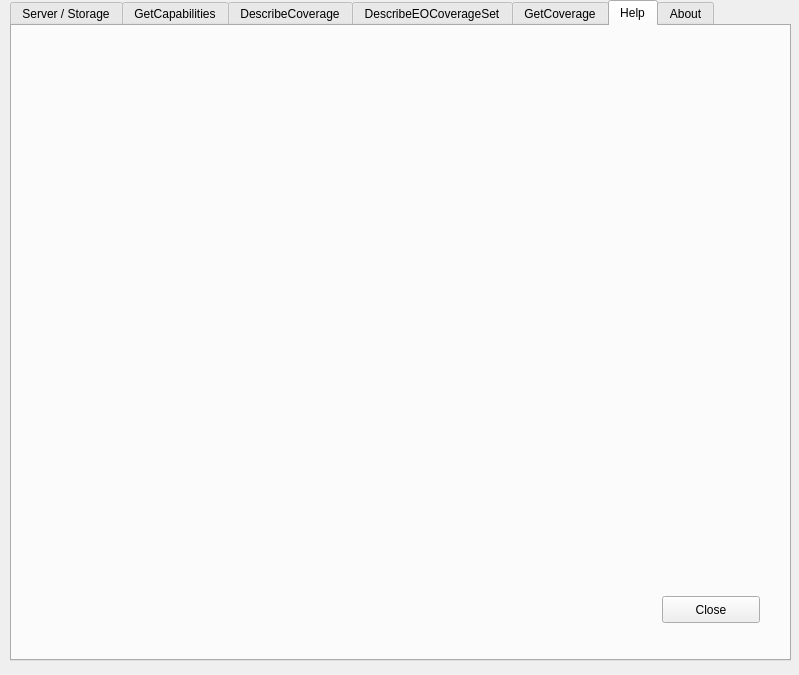
Old version of the form ui_qgswcsclient2.ui in the repository EOX-A/QgsWcsClient2.
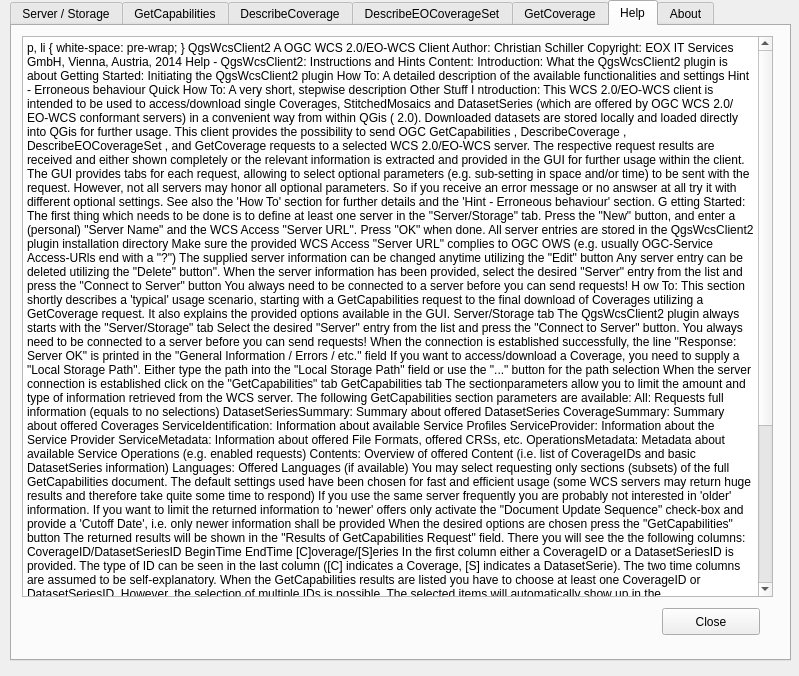
New version of the form. The open tabs and pages were chosen to show the change.

```diff
--- a/ui_qgswcsclient2.ui
+++ b/ui_qgswcsclient2.ui
@@ -7,7 +7,7 @@
     <x>0</x>
     <y>0</y>
     <width>799</width>
-    <height>675</height>
+    <height>676</height>
    </rect>
   </property>
   <property name="windowTitle">
@@ -2118,7 +2118,7 @@
      <property name="geometry">
       <rect>
        <x>650</x>
-       <y>570</y>
+       <y>582</y>
        <width>98</width>
        <height>27</height>
       </rect>
@@ -2127,6 +2127,141 @@
       <string>Close</string>
      </property>
     </widget>
+    <widget class="QTextEdit" name="textEdit">
+     <property name="geometry">
+      <rect>
+       <x>10</x>
+       <y>10</y>
+       <width>751</width>
+       <height>561</height>
+      </rect>
+     </property>
+     <property name="html">
+      <string>&lt;!DOCTYPE HTML PUBLIC &quot;-//W3C//DTD HTML 4.0//EN&quot; &quot;http://www.w3.org/TR/REC-html40/strict.dtd&quot;&gt;
+&lt;html&gt;&lt;head&gt;&lt;meta name=&quot;qrichtext&quot; content=&quot;1&quot; /&gt;&lt;style type=&quot;text/css&quot;&gt;
+p, li { white-space: pre-wrap; }
+&lt;/style&gt;&lt;/head&gt;&lt;body style=&quot; font-family:'Ubuntu'; font-size:11pt; font-weight:400; font-style:normal;&quot;&gt;
+&lt;p style=&quot;-qt-paragraph-type:empty; margin-top:0px; margin-bottom:0px; margin-left:0px; margin-right:0px; -qt-block-indent:0; text-indent:0px;&quot;&gt;&lt;br /&gt;&lt;/p&gt;
+&lt;p style=&quot; margin-top:18px; margin-bottom:12px; margin-left:0px; margin-right:0px; -qt-block-indent:0; text-indent:0px;&quot;&gt;&lt;span style=&quot; font-size:xx-large; font-weight:600;&quot;&gt;QgsWcsClient2&lt;/span&gt;&lt;/p&gt;
+&lt;p style=&quot; margin-top:16px; margin-bottom:12px; margin-left:0px; margin-right:0px; -qt-block-indent:0; text-indent:0px;&quot;&gt;&lt;span style=&quot; font-size:x-large; font-weight:600;&quot;&gt;A OGC WCS 2.0/EO-WCS Client&lt;/span&gt;&lt;/p&gt;
+&lt;p style=&quot; margin-top:12px; margin-bottom:12px; margin-left:0px; margin-right:0px; -qt-block-indent:0; text-indent:0px;&quot;&gt;&lt;span style=&quot; font-size:medium; font-weight:600;&quot;&gt;Author:  Christian Schiller &lt;/span&gt;&lt;/p&gt;
+&lt;p style=&quot; margin-top:12px; margin-bottom:12px; margin-left:0px; margin-right:0px; -qt-block-indent:0; text-indent:0px;&quot;&gt;&lt;span style=&quot; font-size:medium; font-weight:600;&quot;&gt;Copyright:  EOX IT Services GmbH, Vienna, Austria, 2014&lt;/span&gt;&lt;/p&gt;
+&lt;hr width=&quot;100%&quot;/&gt;
+&lt;p style=&quot; margin-top:16px; margin-bottom:12px; margin-left:0px; margin-right:0px; -qt-block-indent:0; text-indent:0px;&quot;&gt;&lt;span style=&quot; font-size:x-large; font-weight:600;&quot;&gt;Help - QgsWcsClient2: Instructions and Hints&lt;/span&gt;&lt;/p&gt;
+&lt;p style=&quot; margin-top:14px; margin-bottom:12px; margin-left:0px; margin-right:0px; -qt-block-indent:0; text-indent:0px;&quot;&gt;&lt;span style=&quot; font-size:large; font-weight:600;&quot;&gt;Content:&lt;/span&gt;&lt;/p&gt;
+&lt;ul style=&quot;margin-top: 0px; margin-bottom: 0px; margin-left: 0px; margin-right: 0px; -qt-list-indent: 1;&quot;&gt;&lt;li style=&quot; margin-top:12px; margin-bottom:0px; margin-left:0px; margin-right:0px; -qt-block-indent:0; text-indent:0px;&quot;&gt;&lt;a href=&quot;#Introduction&quot;&gt;&lt;span style=&quot; text-decoration: underline; color:#0000ff;&quot;&gt;Introduction:&lt;/span&gt;&lt;/a&gt;   What the QgsWcsClient2 plugin is about	&lt;/li&gt;
+&lt;li style=&quot; margin-top:0px; margin-bottom:0px; margin-left:0px; margin-right:0px; -qt-block-indent:0; text-indent:0px;&quot;&gt;&lt;a href=&quot;#Getting Started&quot;&gt;&lt;span style=&quot; text-decoration: underline; color:#0000ff;&quot;&gt;Getting Started:&lt;/span&gt;&lt;/a&gt;   Initiating the QgsWcsClient2 plugin	&lt;/li&gt;
+&lt;li style=&quot; margin-top:0px; margin-bottom:0px; margin-left:0px; margin-right:0px; -qt-block-indent:0; text-indent:0px;&quot;&gt;&lt;a href=&quot;#How To&quot;&gt;&lt;span style=&quot; text-decoration: underline; color:#0000ff;&quot;&gt;How To:&lt;/span&gt;&lt;/a&gt;   A detailed description of the available functionalities and settings	&lt;/li&gt;
+&lt;li style=&quot; margin-top:0px; margin-bottom:0px; margin-left:0px; margin-right:0px; -qt-block-indent:0; text-indent:0px;&quot;&gt;&lt;a href=&quot;#Hint&quot;&gt;&lt;span style=&quot; text-decoration: underline; color:#0000ff;&quot;&gt;Hint - Erroneous behaviour&lt;/span&gt;&lt;/a&gt;	&lt;/li&gt;
+&lt;li style=&quot; margin-top:0px; margin-bottom:0px; margin-left:0px; margin-right:0px; -qt-block-indent:0; text-indent:0px;&quot;&gt;&lt;a href=&quot;#Quick How To&quot;&gt;&lt;span style=&quot; text-decoration: underline; color:#0000ff;&quot;&gt;Quick How To:&lt;/span&gt;&lt;/a&gt;   A very short, stepwise description	&lt;/li&gt;
+&lt;li style=&quot; margin-top:0px; margin-bottom:12px; margin-left:0px; margin-right:0px; -qt-block-indent:0; text-indent:0px;&quot;&gt;&lt;a href=&quot;#Other Stuff&quot;&gt;&lt;span style=&quot; text-decoration: underline; color:#0000ff;&quot;&gt;Other Stuff&lt;/span&gt;&lt;/a&gt;&lt;/li&gt;&lt;/ul&gt;
+&lt;p style=&quot; margin-top:0px; margin-bottom:0px; margin-left:0px; margin-right:0px; -qt-block-indent:0; text-indent:0px;&quot;&gt;&lt;a name=&quot;Introduction&quot;&gt;&lt;/a&gt;&lt;span style=&quot; font-size:large; font-weight:600;&quot;&gt;I&lt;/span&gt;&lt;span style=&quot; font-size:large; font-weight:600;&quot;&gt;ntroduction:&lt;/span&gt;&lt;/p&gt;
+&lt;p style=&quot; margin-top:12px; margin-bottom:12px; margin-left:0px; margin-right:0px; -qt-block-indent:0; text-indent:0px;&quot;&gt;This WCS 2.0/EO-WCS client is intended to be used to access/download single Coverages, StitchedMosaics and DatasetSeries (which are offered by OGC WCS 2.0/EO-WCS conformant servers) in a convenient way from within QGis (&amp;gt;2.0). Downloaded datasets are stored locally and loaded directly into QGis for further usage.&lt;br /&gt;This client provides the possibility to send OGC &lt;span style=&quot; font-style:italic;&quot;&gt;GetCapabilities&lt;/span&gt;, &lt;span style=&quot; font-style:italic;&quot;&gt;DescribeCoverage&lt;/span&gt;, &lt;span style=&quot; font-style:italic;&quot;&gt;DescribeEOCoverageSet&lt;/span&gt;, and &lt;span style=&quot; font-style:italic;&quot;&gt;GetCoverage&lt;/span&gt; requests to a selected WCS 2.0/EO-WCS server. The respective request results are received and either shown completely or the relevant information is extracted and provided in the GUI for further usage within the client.&lt;br /&gt;The GUI provides tabs for each request, allowing to select optional parameters (e.g. sub-setting in space and/or time) to be sent with the request. However, not all servers may honor all optional parameters. So if you receive an error message or no answser at all try it with different optional settings. See also the 'How To' section for further details and the 'Hint - Erroneous behaviour' section.&lt;/p&gt;
+&lt;p style=&quot; margin-top:0px; margin-bottom:0px; margin-left:0px; margin-right:0px; -qt-block-indent:0; text-indent:0px;&quot;&gt;&lt;a name=&quot;Getting Started&quot;&gt;&lt;/a&gt;&lt;span style=&quot; font-size:large; font-weight:600;&quot;&gt;G&lt;/span&gt;&lt;span style=&quot; font-size:large; font-weight:600;&quot;&gt;etting Started:&lt;/span&gt;&lt;/p&gt;
+&lt;ul style=&quot;margin-top: 0px; margin-bottom: 0px; margin-left: 0px; margin-right: 0px; -qt-list-indent: 1;&quot;&gt;&lt;li style=&quot; margin-top:12px; margin-bottom:0px; margin-left:0px; margin-right:0px; -qt-block-indent:0; text-indent:0px;&quot;&gt;The first thing which needs to be done is to define at least one server in the &amp;quot;Server/Storage&amp;quot; tab. Press the &amp;quot;New&amp;quot; button, and enter a (personal) &amp;quot;Server Name&amp;quot; and the WCS Access &amp;quot;Server URL&amp;quot;. Press &amp;quot;OK&amp;quot; when done. All server entries are stored in the QgsWcsClient2 plugin installation directory	&lt;/li&gt;
+&lt;li style=&quot; margin-top:0px; margin-bottom:0px; margin-left:0px; margin-right:0px; -qt-block-indent:0; text-indent:0px;&quot;&gt;Make sure the provided WCS Access &amp;quot;Server URL&amp;quot; complies to OGC OWS (e.g. usually OGC-Service Access-URls end with a &amp;quot;?&amp;quot;)	&lt;/li&gt;
+&lt;li style=&quot; margin-top:0px; margin-bottom:0px; margin-left:0px; margin-right:0px; -qt-block-indent:0; text-indent:0px;&quot;&gt;The supplied server information can be changed anytime utilizing the &amp;quot;Edit&amp;quot; button	&lt;/li&gt;
+&lt;li style=&quot; margin-top:0px; margin-bottom:0px; margin-left:0px; margin-right:0px; -qt-block-indent:0; text-indent:0px;&quot;&gt;Any server entry can be deleted utilizing the &amp;quot;Delete&amp;quot; button&amp;quot;. 	&lt;/li&gt;
+&lt;li style=&quot; margin-top:0px; margin-bottom:0px; margin-left:0px; margin-right:0px; -qt-block-indent:0; text-indent:0px;&quot;&gt;When the server information has been provided, select the desired &amp;quot;Server&amp;quot; entry from the list and press the &amp;quot;Connect to Server&amp;quot; button	&lt;/li&gt;
+&lt;li style=&quot; margin-top:0px; margin-bottom:12px; margin-left:0px; margin-right:0px; -qt-block-indent:0; text-indent:0px;&quot;&gt;You always need to be connected to a server before you can send requests!&lt;/li&gt;&lt;/ul&gt;
+&lt;p style=&quot; margin-top:0px; margin-bottom:0px; margin-left:0px; margin-right:0px; -qt-block-indent:0; text-indent:0px;&quot;&gt;&lt;a name=&quot;How To&quot;&gt;&lt;/a&gt;&lt;span style=&quot; font-size:large; font-weight:600;&quot;&gt;H&lt;/span&gt;&lt;span style=&quot; font-size:large; font-weight:600;&quot;&gt;ow To:&lt;/span&gt;&lt;/p&gt;
+&lt;p style=&quot; margin-top:12px; margin-bottom:12px; margin-left:0px; margin-right:0px; -qt-block-indent:0; text-indent:0px;&quot;&gt;This section shortly describes a 'typical' usage scenario, starting with a &lt;span style=&quot; font-style:italic;&quot;&gt;GetCapabilities&lt;/span&gt; request to the final download of Coverages utilizing a &lt;span style=&quot; font-style:italic;&quot;&gt;GetCoverage&lt;/span&gt; request.&lt;br /&gt;It also explains the provided options available in the GUI.&lt;/p&gt;
+&lt;p style=&quot; margin-top:12px; margin-bottom:12px; margin-left:0px; margin-right:0px; -qt-block-indent:0; text-indent:0px;&quot;&gt;&lt;span style=&quot; font-size:medium; font-weight:600;&quot;&gt;Server/Storage tab&lt;/span&gt;&lt;/p&gt;
+&lt;ul style=&quot;margin-top: 0px; margin-bottom: 0px; margin-left: 0px; margin-right: 0px; -qt-list-indent: 1;&quot;&gt;&lt;li style=&quot; margin-top:12px; margin-bottom:0px; margin-left:0px; margin-right:0px; -qt-block-indent:0; text-indent:0px;&quot;&gt;The QgsWcsClient2 plugin always starts with the &amp;quot;Server/Storage&amp;quot; tab	&lt;/li&gt;
+&lt;li style=&quot; margin-top:0px; margin-bottom:0px; margin-left:0px; margin-right:0px; -qt-block-indent:0; text-indent:0px;&quot;&gt;Select the desired &amp;quot;Server&amp;quot; entry from the list and press the &amp;quot;Connect to Server&amp;quot; button. You always need to be connected to a server before you can send requests!	&lt;/li&gt;
+&lt;li style=&quot; margin-top:0px; margin-bottom:0px; margin-left:0px; margin-right:0px; -qt-block-indent:0; text-indent:0px;&quot;&gt;When the connection is established successfully, the line &lt;span style=&quot; font-family:'Courier New,courier'; font-size:large;&quot;&gt;&amp;quot;Response:  Server OK&amp;quot;&lt;/span&gt; is printed in the &amp;quot;General Information / Errors / etc.&amp;quot; field	&lt;/li&gt;
+&lt;li style=&quot; margin-top:0px; margin-bottom:0px; margin-left:0px; margin-right:0px; -qt-block-indent:0; text-indent:0px;&quot;&gt;If you want to access/download a Coverage, you need to supply a &amp;quot;Local Storage Path&amp;quot;. Either type the path into the &amp;quot;Local Storage Path&amp;quot; field or use the &amp;quot;...&amp;quot; button for the path selection	&lt;/li&gt;
+&lt;li style=&quot; margin-top:0px; margin-bottom:12px; margin-left:0px; margin-right:0px; -qt-block-indent:0; text-indent:0px;&quot;&gt;When the server connection is established click on the &amp;quot;GetCapabilities&amp;quot; tab&lt;/li&gt;&lt;/ul&gt;
+&lt;p style=&quot; margin-top:12px; margin-bottom:12px; margin-left:0px; margin-right:0px; -qt-block-indent:0; text-indent:0px;&quot;&gt;&lt;span style=&quot; font-size:medium; font-weight:600;&quot;&gt;GetCapabilities tab&lt;/span&gt;&lt;/p&gt;
+&lt;ul style=&quot;margin-top: 0px; margin-bottom: 0px; margin-left: 0px; margin-right: 0px; -qt-list-indent: 1;&quot;&gt;&lt;li style=&quot; margin-top:12px; margin-bottom:0px; margin-left:0px; margin-right:0px; -qt-block-indent:0; text-indent:0px;&quot;&gt;The sectionparameters allow you to limit the amount and type of information retrieved from the WCS server. The following &lt;span style=&quot; font-style:italic;&quot;&gt;GetCapabilities&lt;/span&gt; section parameters are available:&lt;/li&gt;
+&lt;p style=&quot; margin-top:0px; margin-bottom:0px; margin-left:0px; margin-right:0px; -qt-block-indent:1; text-indent:0px;&quot;&gt;&lt;br /&gt;		&lt;/p&gt;
+&lt;ul type=&quot;circle&quot; style=&quot;margin-top: 0px; margin-bottom: 0px; margin-left: 0px; margin-right: 0px; -qt-list-indent: 2;&quot;&gt;&lt;li style=&quot; margin-top:0px; margin-bottom:0px; margin-left:0px; margin-right:0px; -qt-block-indent:0; text-indent:0px;&quot;&gt;All:   Requests full information (equals to no selections)			&lt;/li&gt;
+&lt;li style=&quot; margin-top:0px; margin-bottom:0px; margin-left:0px; margin-right:0px; -qt-block-indent:0; text-indent:0px;&quot;&gt;DatasetSeriesSummary:   Summary about offered DatasetSeries			&lt;/li&gt;
+&lt;li style=&quot; margin-top:0px; margin-bottom:0px; margin-left:0px; margin-right:0px; -qt-block-indent:0; text-indent:0px;&quot;&gt;CoverageSummary:   Summary about offered Coverages			&lt;/li&gt;
+&lt;li style=&quot; margin-top:0px; margin-bottom:0px; margin-left:0px; margin-right:0px; -qt-block-indent:0; text-indent:0px;&quot;&gt;ServiceIdentification:   Information about available Service Profiles			&lt;/li&gt;
+&lt;li style=&quot; margin-top:0px; margin-bottom:0px; margin-left:0px; margin-right:0px; -qt-block-indent:0; text-indent:0px;&quot;&gt;ServiceProvider:   Information about the Service Provider			&lt;/li&gt;
+&lt;li style=&quot; margin-top:0px; margin-bottom:0px; margin-left:0px; margin-right:0px; -qt-block-indent:0; text-indent:0px;&quot;&gt;ServiceMetadata:   Information about offered File Formats, offered CRSs, etc.			&lt;/li&gt;
+&lt;li style=&quot; margin-top:0px; margin-bottom:0px; margin-left:0px; margin-right:0px; -qt-block-indent:0; text-indent:0px;&quot;&gt;OperationsMetadata:   Metadata about available Service Operations (e.g. enabled requests)			&lt;/li&gt;
+&lt;li style=&quot; margin-top:0px; margin-bottom:0px; margin-left:0px; margin-right:0px; -qt-block-indent:0; text-indent:0px;&quot;&gt;Contents:   Overview of offered Content (i.e. list of CoverageIDs and basic DatasetSeries information)			&lt;/li&gt;
+&lt;li style=&quot; margin-top:0px; margin-bottom:0px; margin-left:0px; margin-right:0px; -qt-block-indent:0; text-indent:0px;&quot;&gt;Languages:   Offered Languages (if available)		&lt;/li&gt;&lt;/ul&gt;
+&lt;p style=&quot; margin-top:0px; margin-bottom:0px; margin-left:0px; margin-right:0px; -qt-block-indent:1; text-indent:0px;&quot;&gt;&lt;br /&gt;	&lt;/p&gt;
+&lt;li style=&quot; margin-top:0px; margin-bottom:0px; margin-left:0px; margin-right:0px; -qt-block-indent:0; text-indent:0px;&quot;&gt;You may select requesting only sections (subsets) of the full &lt;span style=&quot; font-style:italic;&quot;&gt;GetCapabilities&lt;/span&gt; document. The default settings used have been chosen for fast and efficient usage (some WCS servers may return huge results and therefore take quite some time to respond) 	&lt;/li&gt;
+&lt;li style=&quot; margin-top:0px; margin-bottom:0px; margin-left:0px; margin-right:0px; -qt-block-indent:0; text-indent:0px;&quot;&gt;If you use the same server frequently you are probably not interested in 'older' information. If you want to limit the returned information to 'newer' offers only activate the &amp;quot;Document Update Sequence&amp;quot; check-box and provide a 'Cutoff Date', i.e. only newer information shall be provided	&lt;/li&gt;
+&lt;li style=&quot; margin-top:0px; margin-bottom:0px; margin-left:0px; margin-right:0px; -qt-block-indent:0; text-indent:0px;&quot;&gt;When the desired options are chosen press the &amp;quot;GetCapabilities&amp;quot; button	&lt;/li&gt;
+&lt;li style=&quot; margin-top:0px; margin-bottom:0px; margin-left:0px; margin-right:0px; -qt-block-indent:0; text-indent:0px;&quot;&gt;The returned results will be shown in the &amp;quot;Results of GetCapabilities Request&amp;quot; field. There you will see the the following columns: &lt;br /&gt; &lt;br /&gt; 		&lt;/li&gt;
+&lt;table border=&quot;3&quot; style=&quot; margin-top:0px; margin-bottom:0px; margin-left:480px; margin-right:0px;&quot; cellspacing=&quot;5&quot; cellpadding=&quot;5&quot;&gt;
+&lt;tr&gt;
+&lt;td&gt;
+&lt;p style=&quot; margin-top:0px; margin-bottom:0px; margin-left:0px; margin-right:0px; -qt-block-indent:0; text-indent:0px;&quot;&gt;CoverageID/DatasetSeriesID			&lt;/p&gt;&lt;/td&gt;
+&lt;td&gt;
+&lt;p style=&quot; margin-top:0px; margin-bottom:0px; margin-left:0px; margin-right:0px; -qt-block-indent:0; text-indent:0px;&quot;&gt;BeginTime			&lt;/p&gt;&lt;/td&gt;
+&lt;td&gt;
+&lt;p style=&quot; margin-top:0px; margin-bottom:0px; margin-left:0px; margin-right:0px; -qt-block-indent:0; text-indent:0px;&quot;&gt;EndTime			&lt;/p&gt;&lt;/td&gt;
+&lt;td&gt;
+&lt;p style=&quot; margin-top:0px; margin-bottom:0px; margin-left:0px; margin-right:0px; -qt-block-indent:0; text-indent:0px;&quot;&gt;[C]overage/[S]eries			&lt;/p&gt;&lt;/td&gt;&lt;/tr&gt;&lt;/table&gt;
+&lt;p style=&quot; margin-top:0px; margin-bottom:0px; margin-left:0px; margin-right:0px; -qt-block-indent:0; text-indent:0px;&quot;&gt;  &lt;br /&gt;	In the first column either a CoverageID or a DatasetSeriesID is provided. The type of ID can be seen in the last column ([C] indicates a Coverage, [S] indicates a DatasetSerie). The two time columns are assumed to be self-explanatory.	&lt;/p&gt;
+&lt;li style=&quot; margin-top:0px; margin-bottom:0px; margin-left:0px; margin-right:0px; -qt-block-indent:0; text-indent:0px;&quot;&gt;When the &lt;span style=&quot; font-style:italic;&quot;&gt;GetCapabilities&lt;/span&gt; results are listed you have to choose at least one CoverageID or DatasetSeriesID. However, the selection of multiple IDs is possible. &lt;br /&gt;	The selected items will automatically show up in the &amp;quot;DescribeCoverage&amp;quot; tab, in the &amp;quot;DescribeEOCoverageSet&amp;quot; tab, and in the &amp;quot;GetCapabilities&amp;quot; tab (if a Coverage has been selected) or in only the &amp;quot;DescribeEOCoverageSet&amp;quot; tab (if a DatasetSeries has been selected). 	&lt;/li&gt;
+&lt;li style=&quot; margin-top:0px; margin-bottom:12px; margin-left:0px; margin-right:0px; -qt-block-indent:0; text-indent:0px;&quot;&gt;Now continue, changing either to the &amp;quot;DescribeCoverage&amp;quot; tab or to the &amp;quot;DescribeEOCoverageSet&amp;quot; tab. If you have chosen only CoverageIDs you may also switch directly to the &amp;quot;GetCapabilities&amp;quot; tab&lt;/li&gt;&lt;/ul&gt;
+&lt;p style=&quot; margin-top:12px; margin-bottom:12px; margin-left:0px; margin-right:0px; -qt-block-indent:0; text-indent:0px;&quot;&gt;&lt;span style=&quot; font-size:medium; font-weight:600;&quot;&gt;DescribeCoverage tab&lt;/span&gt;&lt;/p&gt;
+&lt;ul style=&quot;margin-top: 0px; margin-bottom: 0px; margin-left: 0px; margin-right: 0px; -qt-list-indent: 1;&quot;&gt;&lt;li style=&quot; margin-top:12px; margin-bottom:0px; margin-left:0px; margin-right:0px; -qt-block-indent:0; text-indent:0px;&quot;&gt;If one or more CoverageIDs have been selected in the &amp;quot;Results of GetCapabilities Request&amp;quot; field they will be shown in the &amp;quot;Selections from the GetCapabilities Results&amp;quot; field. You need to select a single CoverageID to send a &lt;span style=&quot; font-style:italic;&quot;&gt;DescribeCoverage&lt;/span&gt; request to the server. The full results of this request will be shown in a separate window. No optional parameters are available for a &lt;span style=&quot; font-style:italic;&quot;&gt;DescribeCoverage&lt;/span&gt; request. 	&lt;/li&gt;
+&lt;li style=&quot; margin-top:0px; margin-bottom:12px; margin-left:0px; margin-right:0px; -qt-block-indent:0; text-indent:0px;&quot;&gt;The provided information, however, may later be useful e.g. for specification of the Area of Interest (AOI)&lt;/li&gt;&lt;/ul&gt;
+&lt;p style=&quot; margin-top:12px; margin-bottom:12px; margin-left:0px; margin-right:0px; -qt-block-indent:0; text-indent:0px;&quot;&gt;&lt;span style=&quot; font-size:medium; font-weight:600;&quot;&gt;DescribeEOCoverageSet tab&lt;/span&gt;&lt;/p&gt;
+&lt;ul style=&quot;margin-top: 0px; margin-bottom: 0px; margin-left: 0px; margin-right: 0px; -qt-list-indent: 1;&quot;&gt;&lt;li style=&quot; margin-top:12px; margin-bottom:0px; margin-left:0px; margin-right:0px; -qt-block-indent:0; text-indent:0px;&quot;&gt;If one or more CoverageIDs and/or DatasetSeriesIDs have been selected in the &amp;quot;Results of GetCapabilities Request&amp;quot; field they will be shown in the &amp;quot;Selections from the GetCapabilities Results&amp;quot; field. 	&lt;/li&gt;
+&lt;li style=&quot; margin-top:0px; margin-bottom:0px; margin-left:0px; margin-right:0px; -qt-block-indent:0; text-indent:0px;&quot;&gt;For the &lt;span style=&quot; font-style:italic;&quot;&gt;DescribeEOCoverageSet&lt;/span&gt; response document the following section restrictions are available:&lt;/li&gt;
+&lt;p style=&quot; margin-top:0px; margin-bottom:0px; margin-left:0px; margin-right:0px; -qt-block-indent:1; text-indent:0px;&quot;&gt;&lt;br /&gt;		&lt;/p&gt;
+&lt;ul type=&quot;circle&quot; style=&quot;margin-top: 0px; margin-bottom: 0px; margin-left: 0px; margin-right: 0px; -qt-list-indent: 2;&quot;&gt;&lt;li style=&quot; margin-top:0px; margin-bottom:0px; margin-left:0px; margin-right:0px; -qt-block-indent:0; text-indent:0px;&quot;&gt;All:   Requests full information (equals to no selections)			&lt;/li&gt;
+&lt;li style=&quot; margin-top:0px; margin-bottom:0px; margin-left:0px; margin-right:0px; -qt-block-indent:0; text-indent:0px;&quot;&gt;DatasetSeriesSummary:   Summary about offered DatasetSeries			&lt;/li&gt;
+&lt;li style=&quot; margin-top:0px; margin-bottom:0px; margin-left:0px; margin-right:0px; -qt-block-indent:0; text-indent:0px;&quot;&gt;Coverage Summary:   Summary about offered Coverages		&lt;/li&gt;&lt;/ul&gt;
+&lt;p style=&quot; margin-top:0px; margin-bottom:0px; margin-left:0px; margin-right:0px; -qt-block-indent:1; text-indent:0px;&quot;&gt;&lt;br /&gt;	&lt;/p&gt;
+&lt;li style=&quot; margin-top:0px; margin-bottom:0px; margin-left:0px; margin-right:0px; -qt-block-indent:0; text-indent:0px;&quot;&gt;The &lt;span style=&quot; font-style:italic;&quot;&gt;DescribeEoCoverageSet&lt;/span&gt; request can be limited to a user provided Area of Interest (AOI). Here, the AOI always has to be provided in WGS84 coordinates (i.e. long/lat in degrees)! To use an AOI just enter the desired coordinate values	&lt;/li&gt;
+&lt;li style=&quot; margin-top:0px; margin-bottom:0px; margin-left:0px; margin-right:0px; -qt-block-indent:0; text-indent:0px;&quot;&gt;The &lt;span style=&quot; font-style:italic;&quot;&gt;DescribeEoCoverageSet&lt;/span&gt; request can also be limited to a user provided Time of Interest(TOI). The TOI has to be provided in ISO-Format. To activate the use of TOI click the respective check-box and choose the desired Date-Time values	&lt;/li&gt;
+&lt;li style=&quot; margin-top:0px; margin-bottom:0px; margin-left:0px; margin-right:0px; -qt-block-indent:0; text-indent:0px;&quot;&gt;Containment:   This parameter allows to limit the hits according to:&lt;/li&gt;
+&lt;p style=&quot; margin-top:0px; margin-bottom:0px; margin-left:0px; margin-right:0px; -qt-block-indent:1; text-indent:0px;&quot;&gt;&lt;br /&gt;		&lt;/p&gt;
+&lt;ul type=&quot;circle&quot; style=&quot;margin-top: 0px; margin-bottom: 0px; margin-left: 0px; margin-right: 0px; -qt-list-indent: 2;&quot;&gt;&lt;li style=&quot; margin-top:0px; margin-bottom:0px; margin-left:0px; margin-right:0px; -qt-block-indent:0; text-indent:0px;&quot;&gt;overlaps:   Coverages may just touch AOI			&lt;/li&gt;
+&lt;li style=&quot; margin-top:0px; margin-bottom:0px; margin-left:0px; margin-right:0px; -qt-block-indent:0; text-indent:0px;&quot;&gt;contains:   Coverages must be fully inside AOI		&lt;/li&gt;&lt;/ul&gt;
+&lt;p style=&quot; margin-top:0px; margin-bottom:0px; margin-left:0px; margin-right:0px; -qt-block-indent:1; text-indent:0px;&quot;&gt;&lt;br /&gt;	&lt;/p&gt;
+&lt;li style=&quot; margin-top:0px; margin-bottom:0px; margin-left:0px; margin-right:0px; -qt-block-indent:0; text-indent:0px;&quot;&gt;Hits Count:   Limits the number of the returned results	&lt;/li&gt;
+&lt;li style=&quot; margin-top:0px; margin-bottom:0px; margin-left:0px; margin-right:0px; -qt-block-indent:0; text-indent:0px;&quot;&gt;Coverage IDs only:   This setting (non-standard) is not part of the request. It represents a 'convenience' function which extracts the received CoverageIDs to be immediately used in the &lt;span style=&quot; font-style:italic;&quot;&gt;GetCoverage&lt;/span&gt; request. Not checking this check-box will result in the &lt;span style=&quot; font-style:italic;&quot;&gt;DescribeEoCoverageSet&lt;/span&gt; result document to be displayed in a separate window. If it is checked the resulting CoverageIDs will be extracted and listed in the &amp;quot;GetCoverage&amp;quot; tab to which the GUI will automatically change	&lt;/li&gt;
+&lt;li style=&quot; margin-top:0px; margin-bottom:12px; margin-left:0px; margin-right:0px; -qt-block-indent:0; text-indent:0px;&quot;&gt;You need to select one or more items befor sending a &lt;span style=&quot; font-style:italic;&quot;&gt;DescribeEOCoverageSet&lt;/span&gt; request&lt;/li&gt;&lt;/ul&gt;
+&lt;p style=&quot; margin-top:12px; margin-bottom:12px; margin-left:0px; margin-right:0px; -qt-block-indent:0; text-indent:0px;&quot;&gt;&lt;span style=&quot; font-size:medium; font-weight:600;&quot;&gt;GetCoverage tab&lt;/span&gt;&lt;/p&gt;
+&lt;ul style=&quot;margin-top: 0px; margin-bottom: 0px; margin-left: 0px; margin-right: 0px; -qt-list-indent: 1;&quot;&gt;&lt;li style=&quot; margin-top:12px; margin-bottom:0px; margin-left:0px; margin-right:0px; -qt-block-indent:0; text-indent:0px;&quot;&gt;The CoverageIDs returned by the &lt;span style=&quot; font-style:italic;&quot;&gt;DescribeEOCoverageSet&lt;/span&gt; request or selected in the &amp;quot;Results of GetCapabilities Request&amp;quot; field  are shown in the &amp;quot;GetCoverage: download a Coverage&amp;quot; field	&lt;/li&gt;
+&lt;li style=&quot; margin-top:0px; margin-bottom:0px; margin-left:0px; margin-right:0px; -qt-block-indent:0; text-indent:0px;&quot;&gt;Select one or more CoverageIDs which you want to download and access in QGis	&lt;/li&gt;
+&lt;li style=&quot; margin-top:0px; margin-bottom:0px; margin-left:0px; margin-right:0px; -qt-block-indent:0; text-indent:0px;&quot;&gt;The following optional parameters, to limit and configure the resulting downloaded Coverages, are provided:&lt;/li&gt;
+&lt;p style=&quot; margin-top:0px; margin-bottom:0px; margin-left:0px; margin-right:0px; -qt-block-indent:1; text-indent:0px;&quot;&gt;&lt;br /&gt;	&lt;/p&gt;
+&lt;ul type=&quot;circle&quot; style=&quot;margin-top: 0px; margin-bottom: 0px; margin-left: 0px; margin-right: 0px; -qt-list-indent: 2;&quot;&gt;&lt;li style=&quot; margin-top:0px; margin-bottom:0px; margin-left:0px; margin-right:0px; -qt-block-indent:0; text-indent:0px;&quot;&gt;AOI:   At the &amp;quot;GetCoverage&amp;quot; tab the AOI values will subset the delivered Coverages to the limits provided by the AOI. The coordinate values to be supplied depend on the setting provided in the &amp;quot;Type of Subsetting&amp;quot; section. See below. 		&lt;/li&gt;
+&lt;li style=&quot; margin-top:0px; margin-bottom:0px; margin-left:0px; margin-right:0px; -qt-block-indent:0; text-indent:0px;&quot;&gt;Type of Subsetting:   These settings influence the coordinate values of the AOI. The default setting is &amp;quot;Original&amp;quot;, i.e. the coordinate values have to correspond to the CRS of the offered Coverages. The list of server supported CRSs (which is gathered during the &amp;quot;Connect to Server&amp;quot; initialisation process) is provided via the the &amp;quot;Output CRS&amp;quot; selection button. However, the &amp;quot;Original&amp;quot; CRS (which corresponds to the CRS of the offered Coverage) is only gathered during a &lt;span style=&quot; font-style:italic;&quot;&gt;DescribeEOCoverageSet&lt;/span&gt; request. Thereafter the &amp;quot;Output CRS&amp;quot; selection button will be set to show the &amp;quot;Original CRS&amp;quot; as an indication. I.e. if you don't issue a &lt;span style=&quot; font-style:italic;&quot;&gt;DescribeEOCoverageSet&lt;/span&gt; request you have to know by yourself (e.g. by other means) the CRS of the offered/selected Coverage (&amp;quot;Original CRS&amp;quot;).  		 If you like to provide the coordinates of the AOI in a different CRS you can select the &amp;quot;CRS&amp;quot; radio button and provide the desired EPSG-Code in the designated &amp;quot;EPSG-No.&amp;quot; field (e.g. this method can be used if you don't know the &amp;quot;Original CRS&amp;quot;).  If want to provide pixel coordinates you can select the &amp;quot;Pixel&amp;quot; radio button and provide the AOI in pixel coordinates		&lt;/li&gt;
+&lt;li style=&quot; margin-top:0px; margin-bottom:0px; margin-left:0px; margin-right:0px; -qt-block-indent:0; text-indent:0px;&quot;&gt;List of Band Numbers:   Here you may provide a comma-separated list of the desired bands (and their order). The delivered Coverages will be subsetted to contain only the provided bands in the provided order		&lt;/li&gt;
+&lt;li style=&quot; margin-top:0px; margin-bottom:0px; margin-left:0px; margin-right:0px; -qt-block-indent:0; text-indent:0px;&quot;&gt;Interpolation:   The method of interpolation applied during subsetting and especially for resizing of the delivered Coverages		&lt;/li&gt;
+&lt;li style=&quot; margin-top:0px; margin-bottom:0px; margin-left:0px; margin-right:0px; -qt-block-indent:0; text-indent:0px;&quot;&gt;Output Format:   You may choose one of the supported &amp;quot;Output Formats&amp;quot; (file formats) in which the Coverages shall be delivered. The listing of the server side supported &amp;quot;Output Formats&amp;quot; is gathered during the &amp;quot;Connect to Server&amp;quot; initialisation process		&lt;/li&gt;
+&lt;li style=&quot; margin-top:0px; margin-bottom:0px; margin-left:0px; margin-right:0px; -qt-block-indent:0; text-indent:0px;&quot;&gt;Output CRS:   Independent of the original CRS, you may choose to reproject the delivered Coverages to another CRS offered by the WCS server. The list of offered CRS's is provided as a selection button. The listing of server side offered CRS's is gathered during the &amp;quot;Connect to Server&amp;quot; initialisation process		&lt;/li&gt;
+&lt;li style=&quot; margin-top:0px; margin-bottom:0px; margin-left:0px; margin-right:0px; -qt-block-indent:0; text-indent:0px;&quot;&gt;Output Size:   This section allows you to resize/rescale the delivered Coverages, independently of the AOI. You may choose either to provide absolute sizes for the &amp;quot;x-&amp;quot; and the &amp;quot;y-dimension&amp;quot; (pixel/line numbers) of the resulting Coverage or you provide the desired resolution (dimension of a pixel according to &amp;quot;Output CRS&amp;quot;) for each of the axis. In either case you may need to run a &lt;span style=&quot; font-style:italic;&quot;&gt;DescribeEOCoverageSet&lt;/span&gt; request for the desired Coverages first, in order to gather the correct &amp;quot;Axis-Labels&amp;quot; (if you know them already you may skip this step and provide the &amp;quot;Axis-Labels&amp;quot; manually). To return to the original outsize select the respective &amp;quot;Original Outsize&amp;quot; radio button		&lt;/li&gt;&lt;/ul&gt;
+&lt;p style=&quot; margin-top:0px; margin-bottom:0px; margin-left:0px; margin-right:0px; -qt-block-indent:1; text-indent:0px;&quot;&gt;&lt;br /&gt;	&lt;/p&gt;
+&lt;li style=&quot; margin-top:0px; margin-bottom:0px; margin-left:0px; margin-right:0px; -qt-block-indent:0; text-indent:0px;&quot;&gt;Once you have set all desired 'Output Parameters', select the &amp;quot;GetCoverage&amp;quot; button to start the download 	&lt;/li&gt;
+&lt;li style=&quot; margin-top:0px; margin-bottom:0px; margin-left:0px; margin-right:0px; -qt-block-indent:0; text-indent:0px;&quot;&gt;This may take some time (according to the number of selected Coverages and their requested size). Please be patient	&lt;/li&gt;
+&lt;li style=&quot; margin-top:0px; margin-bottom:12px; margin-left:0px; margin-right:0px; -qt-block-indent:0; text-indent:0px;&quot;&gt;The Coverages will be downloaded and stored in the provided location sequentially and will concurrently be shown in the QGis Layers list&lt;/li&gt;&lt;/ul&gt;
+&lt;p style=&quot; margin-top:0px; margin-bottom:0px; margin-left:0px; margin-right:0px; -qt-block-indent:0; text-indent:0px;&quot;&gt;&lt;a name=&quot;Hint&quot;&gt;&lt;/a&gt;&lt;span style=&quot; font-size:medium; font-weight:600;&quot;&gt;H&lt;/span&gt;&lt;span style=&quot; font-size:medium; font-weight:600;&quot;&gt;int - Erroneous behaviour&lt;/span&gt;&lt;/p&gt;
+&lt;p style=&quot; margin-top:12px; margin-bottom:12px; margin-left:0px; margin-right:0px; -qt-block-indent:0; text-indent:0px;&quot;&gt;In case you encounter an error (except server errors) or other strange behaviour, please close the QgsWcsClient2 plugin, restart QGis, activate the 'Python Console' from within QGis (Menu: Plugins -&amp;gt; Python Console), reload the QgsWcsClient2 plugin and repeat your previous actions. You should then get some additional information about the requests sent and error encountered. Please include this output in an error report to us.&lt;/p&gt;
+&lt;p style=&quot; margin-top:0px; margin-bottom:0px; margin-left:0px; margin-right:0px; -qt-block-indent:0; text-indent:0px;&quot;&gt;&lt;a name=&quot;Quick How To&quot;&gt;&lt;/a&gt;&lt;span style=&quot; font-size:medium; font-weight:600;&quot;&gt;Q&lt;/span&gt;&lt;span style=&quot; font-size:medium; font-weight:600;&quot;&gt;uick How To:&lt;/span&gt;&lt;/p&gt;
+&lt;ol style=&quot;margin-top: 0px; margin-bottom: 0px; margin-left: 0px; margin-right: 0px; -qt-list-indent: 1;&quot;&gt;&lt;li style=&quot; margin-top:12px; margin-bottom:0px; margin-left:0px; margin-right:0px; -qt-block-indent:0; text-indent:0px;&quot;&gt;Select a WCS server from the &amp;quot;Server&amp;quot; list and press the &amp;quot;Connect to Server&amp;quot; button	&lt;/li&gt;
+&lt;li style=&quot; margin-top:0px; margin-bottom:0px; margin-left:0px; margin-right:0px; -qt-block-indent:0; text-indent:0px;&quot;&gt;Provide a &amp;quot;Local Storage Path&amp;quot; where downloaded Coverages shall be stored	&lt;/li&gt;
+&lt;li style=&quot; margin-top:0px; margin-bottom:0px; margin-left:0px; margin-right:0px; -qt-block-indent:0; text-indent:0px;&quot;&gt;Switch to the &amp;quot;GetCapabiltites&amp;quot; tab and press the &amp;quot;GetCapabilties&amp;quot; button	&lt;/li&gt;
+&lt;li style=&quot; margin-top:0px; margin-bottom:0px; margin-left:0px; margin-right:0px; -qt-block-indent:0; text-indent:0px;&quot;&gt;Select one or more CoveragesIDs and/or DataSeriesIDs of interest	&lt;/li&gt;
+&lt;li style=&quot; margin-top:0px; margin-bottom:0px; margin-left:0px; margin-right:0px; -qt-block-indent:0; text-indent:0px;&quot;&gt;Switch to the &amp;quot;DescribeEOCoverageSet&amp;quot; tab	&lt;/li&gt;
+&lt;li style=&quot; margin-top:0px; margin-bottom:0px; margin-left:0px; margin-right:0px; -qt-block-indent:0; text-indent:0px;&quot;&gt;Provide an AOI and maybe a TOI to which the search for DatasetSeries shall be limited (don't turn off the &amp;quot;Coverage IDs only&amp;quot; check-box!)	&lt;/li&gt;
+&lt;li style=&quot; margin-top:0px; margin-bottom:0px; margin-left:0px; margin-right:0px; -qt-block-indent:0; text-indent:0px;&quot;&gt;Select one or more CoveragesIDs and/or DataSeriesIDs of interest	&lt;/li&gt;
+&lt;li style=&quot; margin-top:0px; margin-bottom:0px; margin-left:0px; margin-right:0px; -qt-block-indent:0; text-indent:0px;&quot;&gt;Press the &amp;quot;DescribeEOCoverageSet&amp;quot; button	&lt;/li&gt;
+&lt;li style=&quot; margin-top:0px; margin-bottom:0px; margin-left:0px; margin-right:0px; -qt-block-indent:0; text-indent:0px;&quot;&gt;The returned results will be automatically shown in the &amp;quot;GetCoverage&amp;quot; tab	&lt;/li&gt;
+&lt;li style=&quot; margin-top:0px; margin-bottom:0px; margin-left:0px; margin-right:0px; -qt-block-indent:0; text-indent:0px;&quot;&gt;Optionally:    Provide an AOI to which the Coverages shall be subsetted (pay attention to the &amp;quot;Type of Subsetting&amp;quot;; see the 'How To' for details). Select the desired &amp;quot;Output Format&amp;quot; and the &amp;quot;Output CRS&amp;quot;. Provide a comma-separated list of &amp;quot;Bands&amp;quot; considering their order	&lt;/li&gt;
+&lt;li style=&quot; margin-top:0px; margin-bottom:0px; margin-left:0px; margin-right:0px; -qt-block-indent:0; text-indent:0px;&quot;&gt;Press &amp;quot;GetCoverage&amp;quot; button to start the download	&lt;/li&gt;
+&lt;li style=&quot; margin-top:0px; margin-bottom:0px; margin-left:0px; margin-right:0px; -qt-block-indent:0; text-indent:0px;&quot;&gt;The Coverages will be downloaded and stored in the provided location (&amp;quot;Local Storage Path&amp;quot;) sequentially and will concurrently be shown in the QGis Layers list	&lt;/li&gt;
+&lt;li style=&quot; margin-top:0px; margin-bottom:12px; margin-left:0px; margin-right:0px; -qt-block-indent:0; text-indent:0px;&quot;&gt;This may take some time (according to the number of selected Coverages and their requested size). Please be patient&lt;/li&gt;&lt;/ol&gt;
+&lt;p style=&quot; margin-top:0px; margin-bottom:0px; margin-left:0px; margin-right:0px; -qt-block-indent:0; text-indent:0px;&quot;&gt;&lt;a name=&quot;Other Stuff&quot;&gt;&lt;/a&gt;&lt;span style=&quot; font-size:medium; font-weight:600;&quot;&gt;O&lt;/span&gt;&lt;span style=&quot; font-size:medium; font-weight:600;&quot;&gt;ther Stuff:&lt;/span&gt;&lt;/p&gt;
+&lt;p style=&quot; margin-top:12px; margin-bottom:4px; margin-left:0px; margin-right:0px; -qt-block-indent:0; text-indent:0px;&quot;&gt;&lt;span style=&quot; font-size:small; font-weight:600;&quot;&gt;Help&lt;/span&gt;&lt;/p&gt;
+&lt;p style=&quot; margin-top:12px; margin-bottom:12px; margin-left:0px; margin-right:0px; -qt-block-indent:0; text-indent:0px;&quot;&gt;The information you are currently reading&lt;/p&gt;
+&lt;p style=&quot; margin-top:12px; margin-bottom:4px; margin-left:0px; margin-right:0px; -qt-block-indent:0; text-indent:0px;&quot;&gt;&lt;span style=&quot; font-size:small; font-weight:600;&quot;&gt;About&lt;/span&gt;&lt;/p&gt;
+&lt;p style=&quot; margin-top:12px; margin-bottom:12px; margin-left:0px; margin-right:0px; -qt-block-indent:0; text-indent:0px;&quot;&gt;General Information about the Author/Company/Contact/Copyright/Acknowledgements/License&lt;/p&gt;&lt;/body&gt;&lt;/html&gt;</string>
+     </property>
+    </widget>
    </widget>
    <widget class="QWidget" name="tab_About">
     <attribute name="title">
```
Left out of the diff: 179 changed lines with no effect on the pictures.
